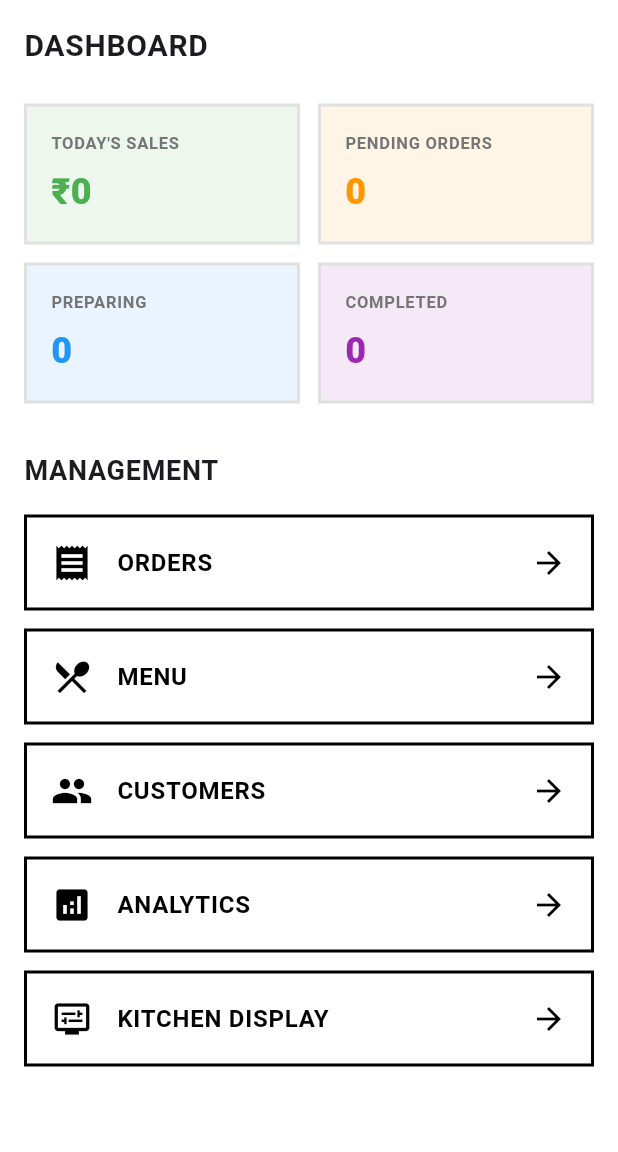
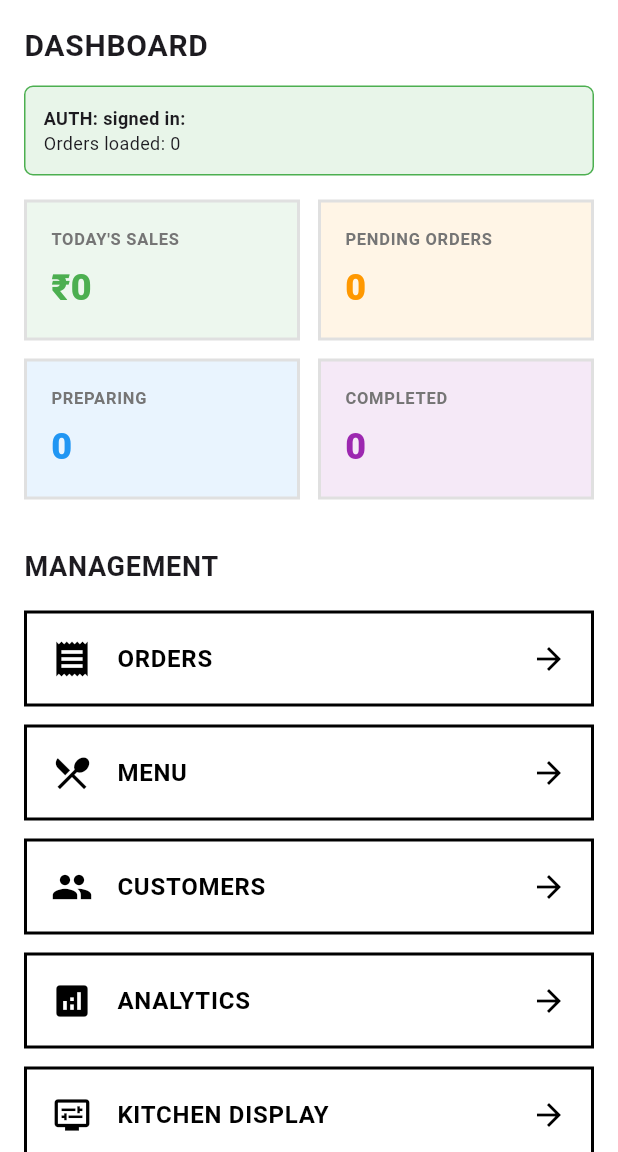
Before and after one commit to mithunvas86-ui/admin, a Flutter app: the DashboardPage screen opened by its route, on a phone screen of 412 x 824 dp, the part 84-1236 px from its top. Run offline on Flutter 3.47's test engine with Material 3 defaults, Android fonts, the phone set to English and light mode, and no system bars; our stand-ins replace fl_chart, flutter_dotenv, go_router, google_fonts, image_picker, shared_preferences and 1 more; accounts and stored records are empty; Roboto replaces fonts that are missing (Chivo).

Commit message:
Add on-screen auth/query diagnostic banner to dashboard
Co-Authored-By: Claude Opus 4.8 <noreply@anthropic.com>

```diff
--- a/lib/pages/dashboard_page.dart
+++ b/lib/pages/dashboard_page.dart
@@ -130,7 +130,40 @@ class _DashboardPageState extends State<DashboardPage> {
           crossAxisAlignment: CrossAxisAlignment.start,
           children: [
             Text('DASHBOARD', style: GoogleFonts.chivo(fontSize: 20, fontWeight: FontWeight.w700, letterSpacing: 0.5)),
-            const SizedBox(height: 24),
+            const SizedBox(height: 12),
+
+            // TEMP diagnostic banner — shows real auth state + any query error.
+            Consumer<AdminOrdersProvider>(
+              builder: (context, provider, _) {
+                final ok = provider.authStatus.startsWith('signed in') &&
+                    provider.lastError == null;
+                return Container(
+                  width: double.infinity,
+                  margin: const EdgeInsets.only(bottom: 16),
+                  padding: const EdgeInsets.all(12),
+                  decoration: BoxDecoration(
+                    color: ok ? Colors.green.shade50 : Colors.red.shade50,
+                    border: Border.all(
+                        color: ok ? Colors.green : Colors.red, width: 1),
+                    borderRadius: BorderRadius.circular(6),
+                  ),
+                  child: Column(
+                    crossAxisAlignment: CrossAxisAlignment.start,
+                    children: [
+                      Text('AUTH: ${provider.authStatus}',
+                          style: GoogleFonts.chivo(
+                              fontSize: 12, fontWeight: FontWeight.w700)),
+                      Text('Orders loaded: ${provider.orders.length}',
+                          style: GoogleFonts.chivo(fontSize: 12)),
+                      if (provider.lastError != null)
+                        Text('Query error: ${provider.lastError}',
+                            style: GoogleFonts.chivo(
+                                fontSize: 11, color: Colors.red.shade800)),
+                    ],
+                  ),
+                );
+              },
+            ),
 
             // Stats Row
             Consumer<AdminOrdersProvider>(
--- a/lib/providers/admin_orders_provider.dart
+++ b/lib/providers/admin_orders_provider.dart
@@ -6,9 +6,18 @@ class AdminOrdersProvider extends ChangeNotifier {
   List<Map<String, dynamic>> _orders = [];
   bool _isLoading = false;
   Timer? _refreshTimer;
+  String? lastError;
 
   List<Map<String, dynamic>> get orders => _orders;
   bool get isLoading => _isLoading;
+
+  /// Live auth state for the on-screen diagnostic banner.
+  String get authStatus {
+    final s = SupabaseService.client.auth.currentSession;
+    if (s == null) return 'NOT SIGNED IN — queries run as anon';
+    final expired = s.isExpired ? ' (EXPIRED)' : '';
+    return 'signed in: ${s.user.email}$expired';
+  }
 
   void startAutoRefresh() {
     _refreshTimer?.cancel();
@@ -32,6 +41,7 @@ class AdminOrdersProvider extends ChangeNotifier {
     _isLoading = true;
     notifyListeners();
     try {
+      lastError = null;
       final response = await SupabaseService.client
           .from('orders')
           .select('*')
@@ -39,6 +49,7 @@ class AdminOrdersProvider extends ChangeNotifier {
 
       _orders = List<Map<String, dynamic>>.from(response);
     } catch (e) {
+      lastError = e.toString();
       print('Error fetching orders: $e');
     }
     _isLoading = false;
```
Also changed, not shown: 2 other files.
